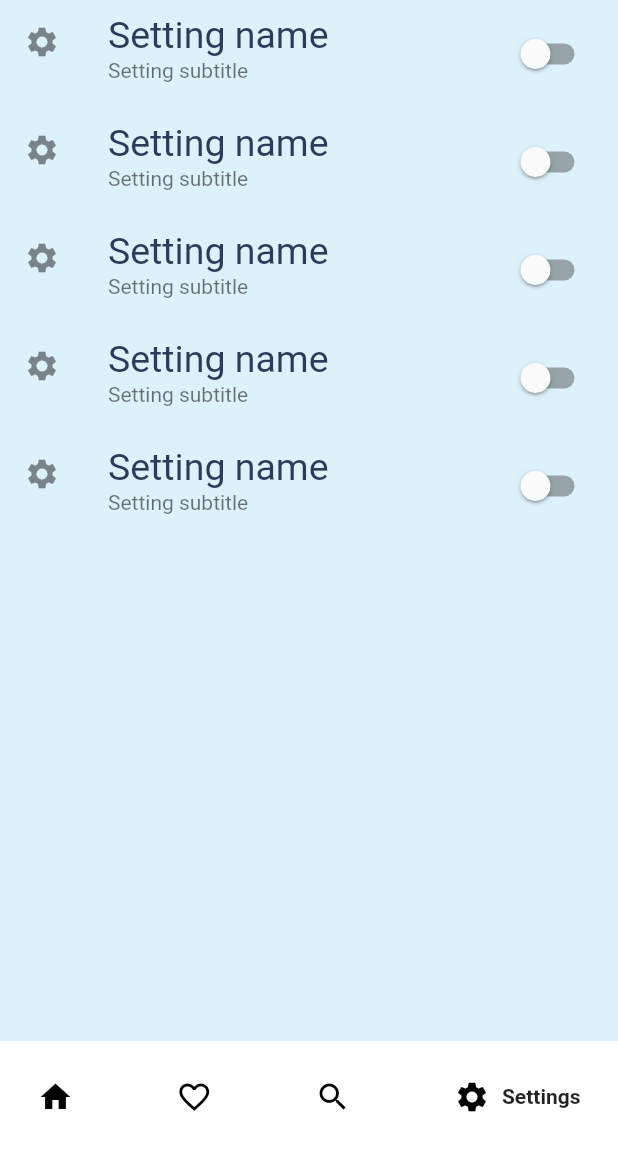
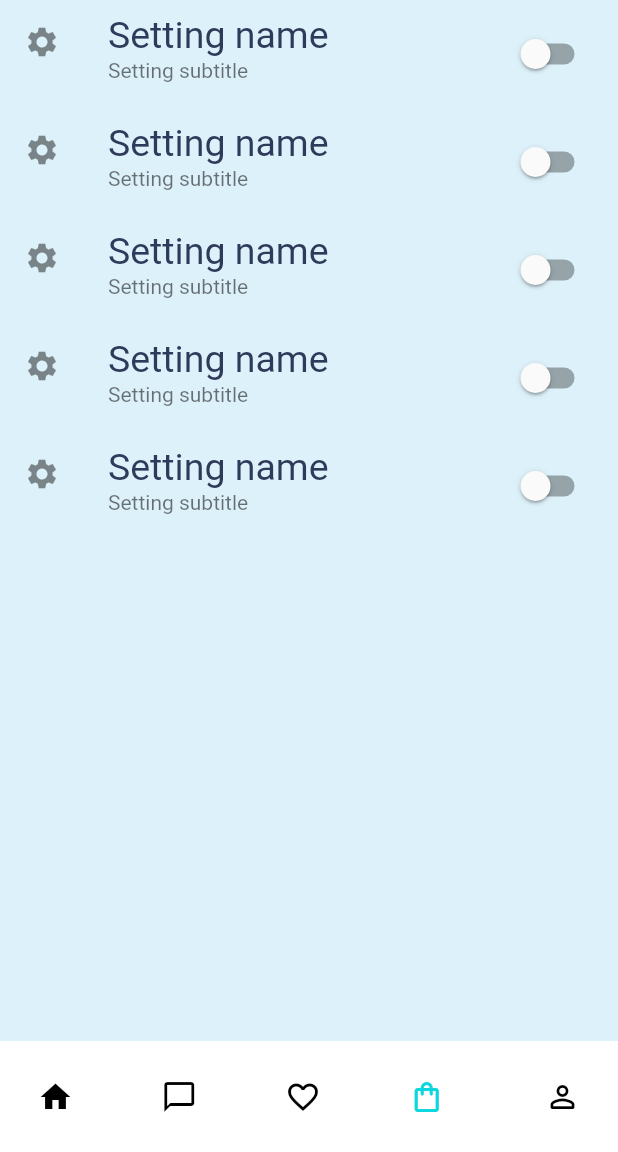
Before and after one commit to amilog/E-commerce-app-desing, a Flutter app: the screen it shows after launch, item 4 of the bottom bar chosen, on a phone screen of 412 x 824 dp, the part 84-1236 px from its top. Run offline on Flutter 3.47's test engine with Material 2 defaults, Android fonts, the light colour scheme and no system bars; drawn by our look-alikes of google_nav_bar.

Commit message:
problem: nbar index

```diff
--- a/lib/pages/home_page.dart
+++ b/lib/pages/home_page.dart
@@ -25,7 +25,7 @@ class _HomePageState extends State<HomePage> {
     ),
     Container(),
     Container(),
-    Settings(),
+    const Settings(),
   ];
 
   void _navigateBottomBar(int index) {
@@ -41,6 +41,7 @@ class _HomePageState extends State<HomePage> {
         color: Colors.white,
         child: GNav(
           selectedIndex: selectedPage,
+          activeColor: lightColor.finshBoy,
           onTabChange: (index) {
             _navigateBottomBar(index);
           },
@@ -48,19 +49,18 @@ class _HomePageState extends State<HomePage> {
           tabs: [
             GButton(
               icon: Icons.home,
-              text: "Home",
+            ),
+            GButton(
+              icon: Icons.messenger_outline,
             ),
             GButton(
               icon: Icons.favorite_border,
-              text: "Favorites",
             ),
             GButton(
-              icon: Icons.search,
-              text: "Search",
+              icon: Icons.shopping_bag_outlined,
             ),
             GButton(
-              icon: Icons.settings,
-              text: "Settings",
+              icon: Icons.person_outline_rounded,
             ),
           ],
         ),
@@ -74,6 +74,8 @@ class _HomePageState extends State<HomePage> {
       body: _pages[selectedPage],
     );
   }
+
+  //-------------------------------------
 
   Padding hmAppBarActions() {
     return Padding(
@@ -89,8 +91,6 @@ class _HomePageState extends State<HomePage> {
     );
   }
 }
-
-//--------------------
 
 class _CategoriesBar extends StatelessWidget {
   const _CategoriesBar({
@@ -144,10 +144,7 @@ class CategoriesButton extends StatelessWidget {
     return TextButton(
         child: Text(
           _buttonName,
-          style: TextStyle(
-              color: lightColor.mediEvalBlue,
-              fontSize: 17,
-              fontWeight: FontWeight.w500),
+          style: TextStyle(color: lightColor.mediEvalBlue, fontSize: 17, fontWeight: FontWeight.w500),
         ),
         onPressed: () {});
   }
@@ -168,10 +165,7 @@ class HeadTitle extends StatelessWidget {
         children: [
           Text(
             'Categories',
-            style: TextStyle(
-                color: lightColor.mediEvalBlue,
-                fontSize: 43,
-                fontWeight: FontWeight.bold),
+            style: TextStyle(color: lightColor.mediEvalBlue, fontSize: 43, fontWeight: FontWeight.bold),
           ),
         ],
       ),
@@ -211,10 +205,7 @@ class _SearchBar extends StatelessWidget {
             filled: true,
             fillColor: Colors.white,
             hintText: 'Find shose',
-            hintStyle: TextStyle(
-                color: Colors.grey[400],
-                fontSize: 20,
-                fontWeight: FontWeight.w600),
+            hintStyle: TextStyle(color: Colors.grey[400], fontSize: 20, fontWeight: FontWeight.w600),
           ),
         ),
       ),
--- a/lib/pages/product_cards.dart
+++ b/lib/pages/product_cards.dart
@@ -44,6 +44,7 @@ class _ProductCardsState extends State<ProductCards> {
 
 
 
+
   ];
 
   Future<List<Shoes>> listPull() async {
@@ -80,7 +81,7 @@ class _ProductCardsState extends State<ProductCards> {
                       Navigator.push(
                           context,
                           MaterialPageRoute(
-                              builder: ((context) => ProductPage())));
+                              builder: ((context) => const ProductPage())));
                     },
                     child: Card(
                       child: Column(
--- a/lib/pages/product_info_pg.dart
+++ b/lib/pages/product_info_pg.dart
@@ -1,4 +1,3 @@
-import 'package:ecommerce_app_demo_one/pages/home_page.dart';
 import 'package:flutter/material.dart';
 
 import '../theme/light_theme.dart';
--- a/lib/pages/settings_page.dart
+++ b/lib/pages/settings_page.dart
@@ -1,13 +1,12 @@
 import 'package:flutter/material.dart';
-import 'package:ecommerce_app_demo_one/theme/light_theme.dart';
+
 
 class Settings extends StatelessWidget {
   const Settings({Key? key}) : super(key: key);
 
   @override
   Widget build(BuildContext context) {
-    return Container(
-      child: ListView.builder(
+    return ListView.builder(
       itemCount: 5,
       itemBuilder: (ctx, index) {
         return ListTile(
@@ -20,7 +19,6 @@ class Settings extends StatelessWidget {
           ),
         );
       },
-      ),
     );
   }
 }
```
Lines whose indentation alone changed are shown as unchanged.
